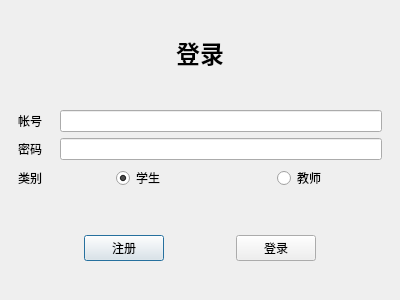
fanenr/cxx-DB-client, file ui/log.ui: the form before one commit.
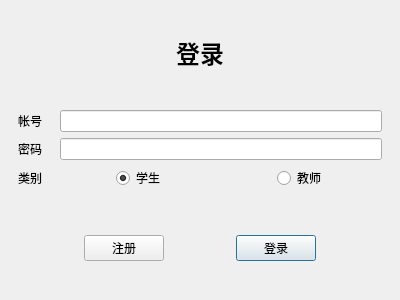
The form after the commit.

The edit to the form file:
```diff
--- a/ui/log.ui
+++ b/ui/log.ui
@@ -152,6 +152,9 @@
        <property name="text">
         <string>登录</string>
        </property>
+       <property name="default">
+        <bool>true</bool>
+       </property>
       </widget>
      </item>
     </layout>
```
